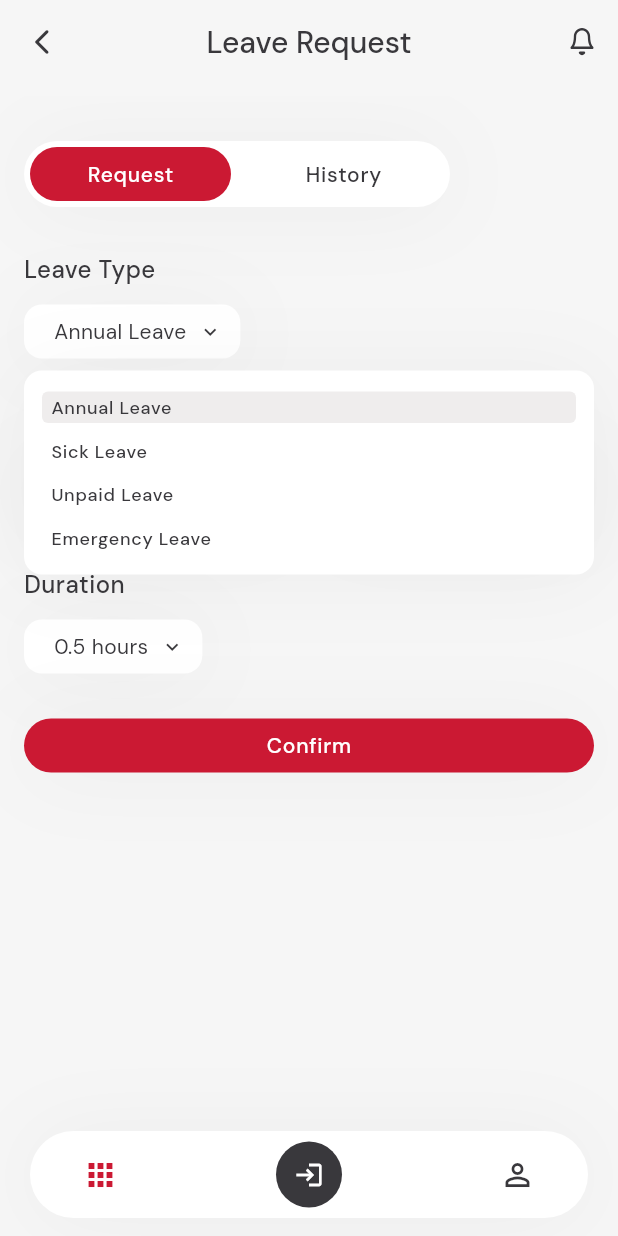
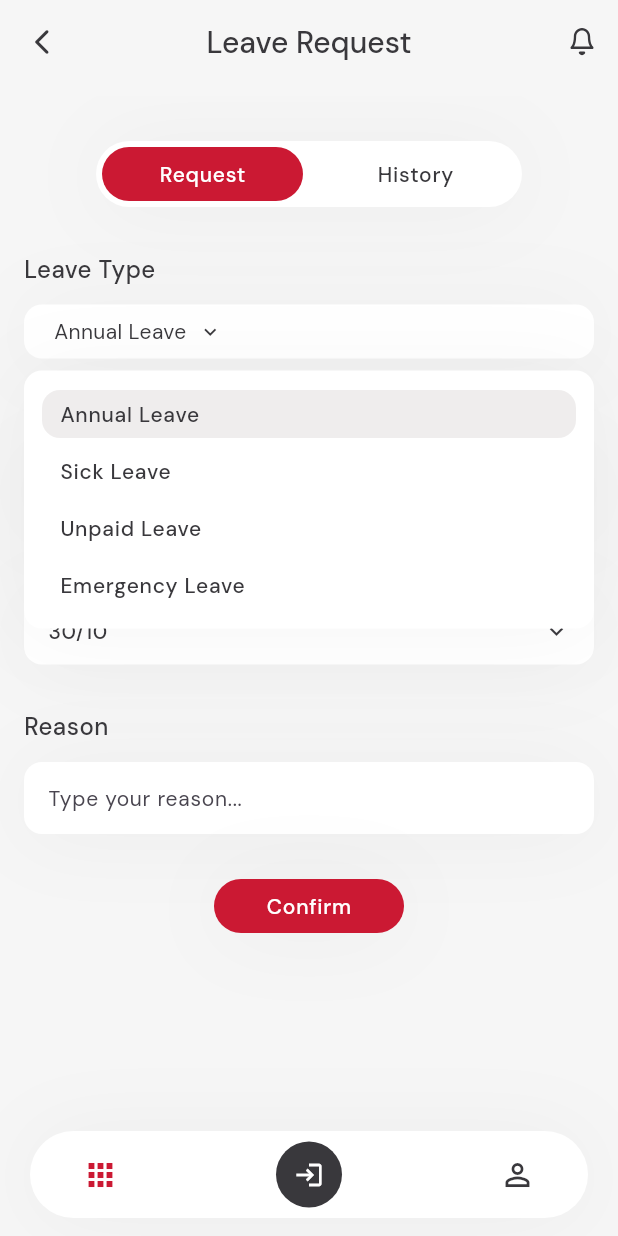
Before and after one commit to salma-al/smartvision-mobile-app, a Flutter app: the LeaveRequestPage screen opened directly, after a tap on "Annual Leave", on a phone screen of 412 x 824 dp. Run offline on Flutter 3.47's test engine with Material 3 defaults, Android fonts, the light colour scheme and no system bars; our stand-ins replace flutter_svg, google_fonts.

Commit message:
Attendance and leave request pages

```diff
--- a/lib/pages/leave_request_page.dart
+++ b/lib/pages/leave_request_page.dart
@@ -78,17 +78,24 @@ class _LeaveRequestPageState extends State<LeaveRequestPage> {
             crossAxisAlignment: CrossAxisAlignment.start,
             children: [
               // Tabs
+              Row(
+                mainAxisAlignment: MainAxisAlignment.center,
+                children: [
                   PillTabs(
                     index: _tabIndex,
                     tabs: const ['Request', 'History'],
                     onChanged: (i) => setState(() => _tabIndex = i),
+                  ),
+                ],
               ),
               const SizedBox(height: AppSpacing.sectionMargin),
 
               // Leave Type
               const FormLabel('Leave Type'),
               const SizedBox(height: 12),
-              FilterSelectField(
+              SizedBox(
+                width: double.infinity,
+                child: FilterSelectField(
                   label: '',
                   value: _leaveType,
                   options: const ['Annual Leave', 'Sick Leave', 'Unpaid Leave', 'Emergency Leave'],
@@ -96,21 +103,80 @@ class _LeaveRequestPageState extends State<LeaveRequestPage> {
                   popupMatchScreenWidth: true,
                   screenHorizontalPadding: AppSpacing.pagePaddingHorizontal,
                 ),
-
+              ),
               const SizedBox(height: AppSpacing.sectionMargin),
 
-              // Start / End dates
-              Row(
-                children: [
-                  Expanded(
-                    child: Column(
-                      crossAxisAlignment: CrossAxisAlignment.start,
-                      children: [
+              // Start/End Dates section -- prepare for popup
               const FormLabel('Start Date'),
               const SizedBox(height: 12),
-                        InkWell(
+              _DateField(
+                label: _formatDate(_start),
+                onTap: () {/* TODO: Show popup here, not showDatePicker */},
+              ),
+              const SizedBox(height: AppSpacing.sameSectionMargin),
+              const FormLabel('End Date'),
+              const SizedBox(height: 12),
+              _DateField(
+                label: _formatDate(_end),
+                onTap: () {/* TODO: Show popup here, not showDatePicker */},
+              ),
+              const SizedBox(height: AppSpacing.sectionMargin),
+
+              // Reason label + styled textbox
+              const FormLabel('Reason'),
+              const SizedBox(height: 12),
+              Container(
+                decoration: BoxDecoration(
+                  color: AppColors.white,
                   borderRadius: BorderRadius.circular(AppBorderRadius.radius12),
-                          onTap: () => _pickDate(isStart: true),
+                  boxShadow: AppShadows.popupShadow,
+                ),
+                child: TextField(
+                  decoration: InputDecoration(
+                    hintText: 'Type your reason...', border: InputBorder.none,
+                    contentPadding: EdgeInsets.symmetric(horizontal: 16, vertical: 12),
+                  ),
+                  minLines: 1,
+                  maxLines: 4,
+                  style: AppTypography.body14(),
+                ),
+              ),
+              const SizedBox(height: AppSpacing.sectionMargin),
+
+              // Confirm button - content-width only
+              Row(
+                mainAxisAlignment: MainAxisAlignment.center,
+                children: [
+                  PrimaryButton(
+                    label: 'Confirm',
+                    onPressed: () {
+                      ScaffoldMessenger.of(context).showSnackBar(
+                        const SnackBar(content: Text('Leave request submitted')),
+                      );
+                    },
+                  ),
+                ],
+              ),
+            ],
+          ),
+        ),
+      ),
+    );
+  }
+}
+
+// _DateField for calendar placeholder, re-usable popup migration planned
+class _DateField extends StatelessWidget {
+  final String label;
+  final VoidCallback onTap;
+  const _DateField({required this.label, required this.onTap});
+  @override
+  Widget build(BuildContext context) {
+    return SizedBox(
+      width: double.infinity,
+      child: InkWell(
+        borderRadius: BorderRadius.circular(AppBorderRadius.radius12),
+        onTap: onTap,
         child: Container(
           padding: const EdgeInsets.symmetric(vertical: 12, horizontal: 16),
           decoration: BoxDecoration(
@@ -121,73 +187,8 @@ class _LeaveRequestPageState extends State<LeaveRequestPage> {
           child: Row(
             mainAxisAlignment: MainAxisAlignment.spaceBetween,
             children: [
-                                Text(_formatDate(_start), style: AppTypography.p14()),
+              Text(label, style: AppTypography.p14()),
               const Icon(Icons.expand_more, color: AppColors.darkText, size: 18),
-                              ],
-                            ),
-                          ),
-                        ),
-                      ],
-                    ),
-                  ),
-                  const SizedBox(width: 30),
-                  Expanded(
-                    child: Column(
-                      crossAxisAlignment: CrossAxisAlignment.start,
-                      children: [
-                        const FormLabel('End Date'),
-                        const SizedBox(height: 12),
-                        InkWell(
-                          borderRadius: BorderRadius.circular(AppBorderRadius.radius12),
-                          onTap: () => _pickDate(isStart: false),
-                          child: Container(
-                            padding: const EdgeInsets.symmetric(vertical: 12, horizontal: 16),
-                            decoration: BoxDecoration(
-                              color: AppColors.white,
-                              borderRadius: BorderRadius.circular(AppBorderRadius.radius12),
-                              boxShadow: AppShadows.popupShadow,
-                            ),
-                            child: Row(
-                              mainAxisAlignment: MainAxisAlignment.spaceBetween,
-                              children: [
-                                Text(_formatDate(_end), style: AppTypography.p14()),
-                                const Icon(Icons.expand_more, color: AppColors.darkText, size: 18),
-                              ],
-                            ),
-                          ),
-                        ),
-                      ],
-                    ),
-                  ),
-                ],
-              ),
-
-              const SizedBox(height: AppSpacing.sectionMargin),
-
-              // Duration
-              const FormLabel('Duration'),
-              const SizedBox(height: 12),
-              FilterSelectField(
-                label: '',
-                value: _duration,
-                options: const ['0.5 hours','1 hour','1.5 hours','2 hours','2.5 hours','3 hours','3.5 hours','4 hours'],
-                onChanged: (v) => setState(() => _duration = v),
-                popupMatchScreenWidth: true,
-                screenHorizontalPadding: AppSpacing.pagePaddingHorizontal,
-              ),
-
-              const SizedBox(height: AppSpacing.sectionMargin),
-
-              Center(
-                child: PrimaryButton(
-                  label: 'Confirm',
-                  onPressed: () {
-                    ScaffoldMessenger.of(context).showSnackBar(
-                      const SnackBar(content: Text('Leave request submitted')),
-                    );
-                  },
-                ),
-              ),
             ],
           ),
         ),
--- a/lib/widgets/filter_select_field.dart
+++ b/lib/widgets/filter_select_field.dart
@@ -192,18 +192,18 @@ class _OptionTile extends StatelessWidget {
   @override
   Widget build(BuildContext context) {
     return Padding(
-      padding: const EdgeInsets.symmetric(vertical: 4),
+      padding: const EdgeInsets.symmetric(vertical: 3),
       child: InkWell(
-        borderRadius: BorderRadius.circular(AppBorderRadius.radius4),
+        borderRadius: BorderRadius.circular(AppBorderRadius.radius12),
         onTap: onTap,
         child: Container(
           width: double.infinity,
-          padding: const EdgeInsets.symmetric(horizontal: 6, vertical: 2),
+          padding: const EdgeInsets.symmetric(horizontal: 12, vertical: 6),
           decoration: BoxDecoration(
             color: selected ? const Color(0xFFEFEDED) : Colors.transparent,
-            borderRadius: BorderRadius.circular(AppBorderRadius.radius4),
+            borderRadius: BorderRadius.circular(AppBorderRadius.radius12),
           ),
-          child: Text(label, style: AppTypography.p12()),
+          child: Text(label, style: AppTypography.p14()),
         ),
       ),
     );
```
Lines whose indentation alone changed are shown as unchanged.
